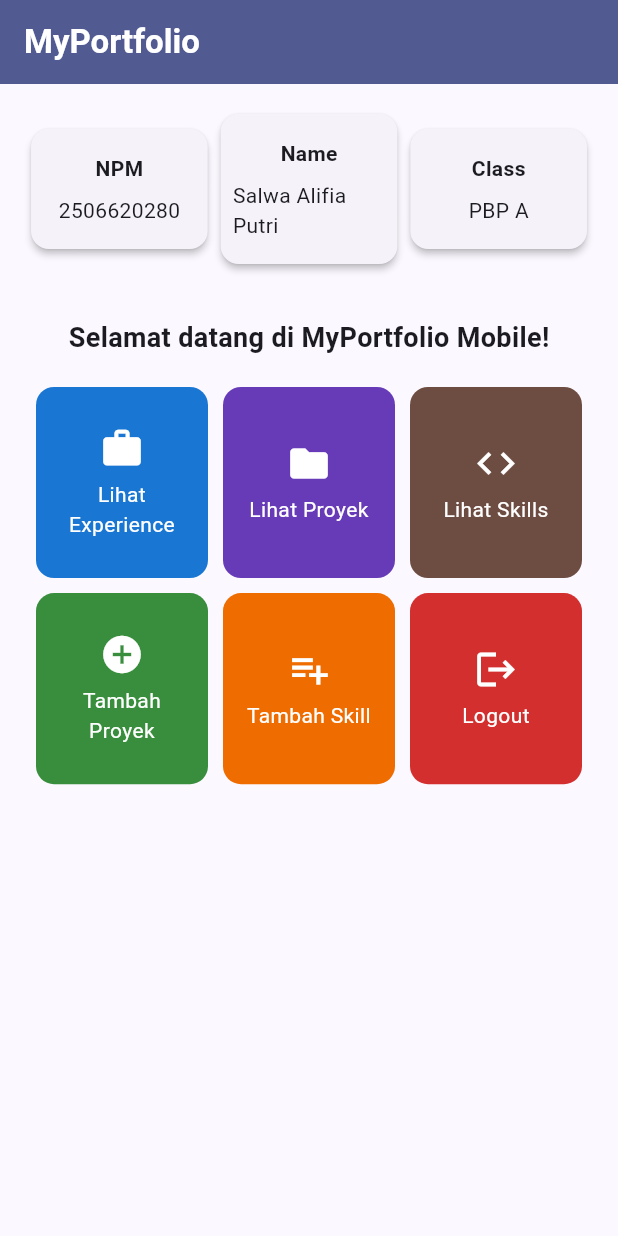
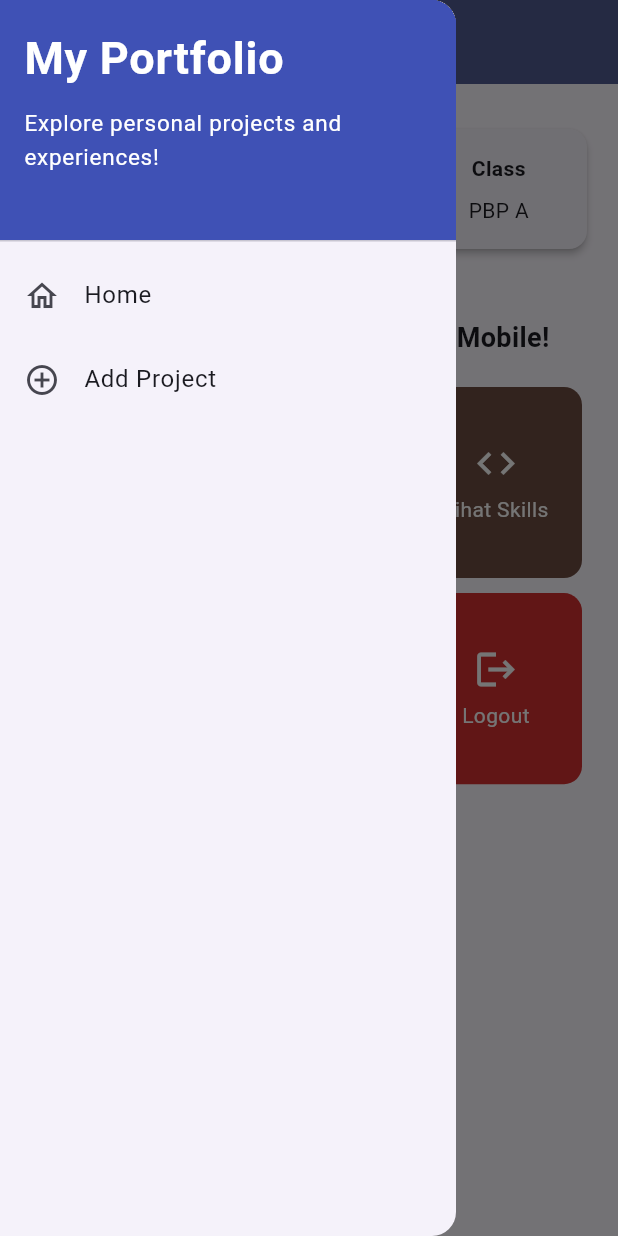
Before and after one commit to salfyea/myportofolio_mobile, a Flutter app: the screen it shows after launch, with the side drawer open (before the commit the screen has no drawer), on a phone screen of 412 x 824 dp. Run offline on Flutter 3.47's test engine with Material 3 defaults, Android fonts, the phone set to English and light mode, and no system bars; our stand-ins replace material_ui.

Commit message:
feat: tambahkan drawer, form tambah proyek, dan navigasi antarhalaman
- ganti impor ke material_ui dan tambahkan dependensinya
- buat LeftDrawer (Home dan Add Project) dan pasang di menu dan form
- buat ProjectFormPage dengan validasi dan pop-up data isian
- tombol Tambah Proyek berpindah ke form lewat Navigator.push
- refactor: pindahkan ke direktori screens/ dan widgets/
- reset variabel state setelah OK agar data lama tidak terbawa

```diff
--- a/lib/main.dart
+++ b/lib/main.dart
@@ -1,5 +1,5 @@
-import 'package:flutter/material.dart';
-import 'package:myportofolio_mobile/menu.dart';
+import 'package:material_ui/material_ui.dart';
+import 'package:myportofolio_mobile/screens/menu.dart';
 
 /// Titik masuk aplikasi: fungsi pertama yang dijalankan Flutter.
 void main() {
--- a/lib/menu.dart
+++ b/lib/screens/menu.dart
@@ -1,4 +1,6 @@
-import 'package:flutter/material.dart';
+import 'package:material_ui/material_ui.dart';
+import 'package:myportofolio_mobile/widgets/left_drawer.dart';
+import 'package:myportofolio_mobile/widgets/project_card.dart';
 
 /// Halaman menu utama MyPortfolio Mobile.
 ///
@@ -38,7 +40,11 @@ class MyHomePage extends StatelessWidget {
           style: TextStyle(color: Colors.white, fontWeight: FontWeight.bold),
         ),
         backgroundColor: Theme.of(context).colorScheme.primary,
+        // Ikon drawer (hamburger) dibuat putih agar kontras dengan AppBar.
+        iconTheme: const IconThemeData(color: Colors.white),
       ),
+      // Drawer menu untuk navigasi antarhalaman.
+      drawer: const LeftDrawer(),
       // Body halaman utama dengan padding di sekelilingnya.
       // SingleChildScrollView agar halaman bisa di-scroll saat konten melebihi layar.
       body: SingleChildScrollView(
@@ -162,52 +168,3 @@ class ItemHomepage {
 
   ItemHomepage(this.name, this.icon, this.color);
 }
-
-/// Kartu tombol menu berwarna yang dibangun dari sebuah [ItemHomepage].
-///
-/// Saat ditekan, kartu menampilkan SnackBar berisi nama tombol. Warna kartu
-/// diambil dari [ItemHomepage.color], tanpa percabangan if-else per tombol.
-class ItemCard extends StatelessWidget {
-  final ItemHomepage item;
-
-  const ItemCard(this.item, {super.key});
-
-  @override
-  Widget build(BuildContext context) {
-    return Material(
-      // Menggunakan warna milik masing-masing item agar tiap tombol berbeda.
-      color: item.color,
-      borderRadius: BorderRadius.circular(12),
-      child: InkWell(
-        // Aksi ketika kartu ditekan oleh pengguna.
-        onTap: () {
-          // Menampilkan SnackBar dengan pesan interaktif.
-          ScaffoldMessenger.of(context)
-            ..hideCurrentSnackBar()
-            ..showSnackBar(
-              SnackBar(
-                content: Text("Kamu telah menekan tombol ${item.name}!"),
-              ),
-            );
-        },
-        child: Container(
-          padding: const EdgeInsets.all(8),
-          child: Center(
-            child: Column(
-              mainAxisAlignment: MainAxisAlignment.center,
-              children: [
-                Icon(item.icon, color: Colors.white, size: 30.0),
-                const Padding(padding: EdgeInsets.all(3)),
-                Text(
-                  item.name,
-                  textAlign: TextAlign.center,
-                  style: const TextStyle(color: Colors.white),
-                ),
-              ],
-            ),
-          ),
-        ),
-      ),
-    );
-  }
-}
--- /dev/null
+++ b/lib/widgets/left_drawer.dart
@@ -0,0 +1,64 @@
+import 'package:material_ui/material_ui.dart';
+import 'package:myportofolio_mobile/screens/menu.dart';
+import 'package:myportofolio_mobile/screens/project_form.dart';
+
+/// Drawer menu yang muncul dari sisi kiri layar untuk berpindah halaman.
+class LeftDrawer extends StatelessWidget {
+  const LeftDrawer({super.key});
+
+  @override
+  Widget build(BuildContext context) {
+    return Drawer(
+      child: ListView(
+        children: [
+          // Header drawer: judul dan deskripsi singkat aplikasi.
+          const DrawerHeader(
+            decoration: BoxDecoration(color: Colors.indigo),
+            child: Column(
+              crossAxisAlignment: CrossAxisAlignment.start,
+              children: [
+                Text(
+                  'My Portfolio',
+                  style: TextStyle(
+                    fontSize: 30,
+                    fontWeight: FontWeight.bold,
+                    color: Colors.white,
+                  ),
+                ),
+                SizedBox(height: 10),
+                Text(
+                  'Explore personal projects and experiences!',
+                  style: TextStyle(fontSize: 15, color: Colors.white),
+                ),
+              ],
+            ),
+          ),
+          // Routing ke halaman utama portofolio.
+          ListTile(
+            leading: const Icon(Icons.home_outlined),
+            title: const Text('Home'),
+            onTap: () {
+              Navigator.pushReplacement(
+                context,
+                MaterialPageRoute(builder: (context) => MyHomePage()),
+              );
+            },
+          ),
+          // Routing ke halaman tambah proyek.
+          ListTile(
+            leading: const Icon(Icons.add_circle_outline),
+            title: const Text('Add Project'),
+            onTap: () {
+              Navigator.pushReplacement(
+                context,
+                MaterialPageRoute(
+                  builder: (context) => const ProjectFormPage(),
+                ),
+              );
+            },
+          ),
+        ],
+      ),
+    );
+  }
+}
--- /dev/null
+++ b/lib/widgets/project_card.dart
@@ -0,0 +1,61 @@
+import 'package:material_ui/material_ui.dart';
+import 'package:myportofolio_mobile/screens/menu.dart';
+import 'package:myportofolio_mobile/screens/project_form.dart';
+
+/// Kartu tombol menu berwarna yang dibangun dari sebuah [ItemHomepage].
+///
+/// Saat ditekan, kartu menampilkan SnackBar berisi nama tombol. Warna kartu
+/// diambil dari [ItemHomepage.color], tanpa percabangan if-else per tombol.
+class ItemCard extends StatelessWidget {
+  final ItemHomepage item;
+
+  const ItemCard(this.item, {super.key});
+
+  @override
+  Widget build(BuildContext context) {
+    return Material(
+      // Menggunakan warna milik masing-masing item agar tiap tombol berbeda.
+      color: item.color,
+      borderRadius: BorderRadius.circular(12),
+      child: InkWell(
+        // Aksi ketika kartu ditekan oleh pengguna.
+        onTap: () {
+          // Menampilkan SnackBar dengan pesan interaktif.
+          ScaffoldMessenger.of(context)
+            ..hideCurrentSnackBar()
+            ..showSnackBar(
+              SnackBar(
+                content: Text("Kamu telah menekan tombol ${item.name}!"),
+              ),
+            );
+
+          // Navigasi ke halaman yang sesuai. push() menumpuk halaman baru
+          // sehingga tombol Back sistem dapat kembali ke menu.
+          if (item.name == "Tambah Proyek") {
+            Navigator.push(
+              context,
+              MaterialPageRoute(builder: (context) => const ProjectFormPage()),
+            );
+          }
+        },
+        child: Container(
+          padding: const EdgeInsets.all(8),
+          child: Center(
+            child: Column(
+              mainAxisAlignment: MainAxisAlignment.center,
+              children: [
+                Icon(item.icon, color: Colors.white, size: 30.0),
+                const Padding(padding: EdgeInsets.all(3)),
+                Text(
+                  item.name,
+                  textAlign: TextAlign.center,
+                  style: const TextStyle(color: Colors.white),
+                ),
+              ],
+            ),
+          ),
+        ),
+      ),
+    );
+  }
+}
--- a/pubspec.yaml
+++ b/pubspec.yaml
@@ -34,6 +34,7 @@ dependencies:
   # The following adds the Cupertino Icons font to your application.
   # Use with the CupertinoIcons class for iOS style icons.
   cupertino_icons: ^1.0.8
+  material_ui: ^1.11.1
 
 dev_dependencies:
   flutter_test:
```
Also changed, not shown: lib/screens/project_form.dart (added, +228 -0 lines), pubspec.lock.
